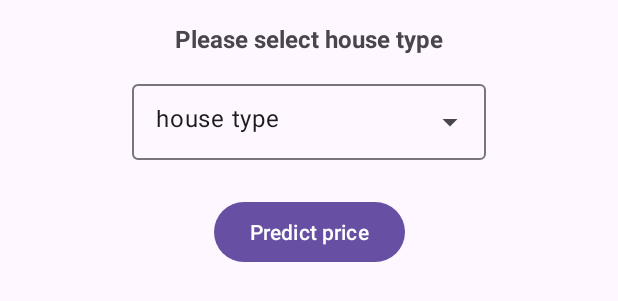
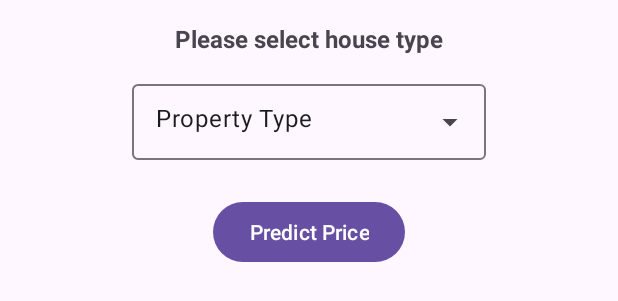
Before and after one commit to ISE-S46/PropertyValuePredictor, an Android app: the layout activity_main.xml on its own in the app's theme, with its tools: preview values and no code run, on a phone screen of 412 x 824 dp. Shown: the part 432-733 px from the top of the screen. Run offline under Robolectric (Android 15) with nearby library versions, the phone set to English and light mode, and no system bars.

Commit message:
Add property price prediction feature with onnx ML model

```diff
--- a/app/build.gradle.kts
+++ b/app/build.gradle.kts
@@ -42,6 +42,7 @@ dependencies {
     implementation(libs.material)
     implementation(libs.androidx.activity)
     implementation(libs.androidx.constraintlayout)
+    implementation(libs.onnxruntimeAndroid)
     testImplementation(libs.junit)
     androidTestImplementation(libs.androidx.junit)
     androidTestImplementation(libs.androidx.espresso.core)
--- a/app/src/main/res/layout/activity_main.xml
+++ b/app/src/main/res/layout/activity_main.xml
@@ -143,6 +143,8 @@
         android:layout_width="wrap_content"
         android:layout_height="wrap_content"
         android:layout_marginTop="18dp"
+        android:textSize="40sp"
+        android:textAlignment="center"
         app:layout_constraintEnd_toEndOf="parent"
         app:layout_constraintStart_toStartOf="parent"
         app:layout_constraintTop_toBottomOf="@+id/calculate_button" />
--- a/app/src/main/res/values/strings.xml
+++ b/app/src/main/res/values/strings.xml
@@ -6,6 +6,7 @@
     <string name="NumroomTitle">Number of rooms</string>
     <string name="hint_room">eg., 3</string>
     <string name="Housetype">Please select house type</string>
-    <string name="dropdown">house type</string>
-    <string name="calculate">Predict price</string>
+    <string name="dropdown">Property Type</string>
+    <string name="calculate">Predict Price</string>
+    <string name="predicted_price_placeholder">Predicted price is %1$s</string>
 </resources>
--- a/gradle/libs.versions.toml
+++ b/gradle/libs.versions.toml
@@ -9,6 +9,7 @@ appcompat = "1.7.1"
 material = "1.12.0"
 activity = "1.10.1"
 constraintlayout = "2.2.1"
+onnxruntime = "1.22.0"
 
 [libraries]
 androidx-core-ktx = { group = "androidx.core", name = "core-ktx", version.ref = "coreKtx" }
@@ -19,6 +20,7 @@ androidx-appcompat = { group = "androidx.appcompat", name = "appcompat", version
 material = { group = "com.google.android.material", name = "material", version.ref = "material" }
 androidx-activity = { group = "androidx.activity", name = "activity", version.ref = "activity" }
 androidx-constraintlayout = { group = "androidx.constraintlayout", name = "constraintlayout", version.ref = "constraintlayout" }
+onnxruntimeAndroid = { group = "com.microsoft.onnxruntime", name = "onnxruntime-android", version.ref = "onnxruntime" }
 
 [plugins]
 android-application = { id = "com.android.application", version.ref = "agp" }
```
Also changed, not shown: app/src/main/java/com/example/propertyvaluepredictor/MainActivity.kt (+67 -0 lines).
